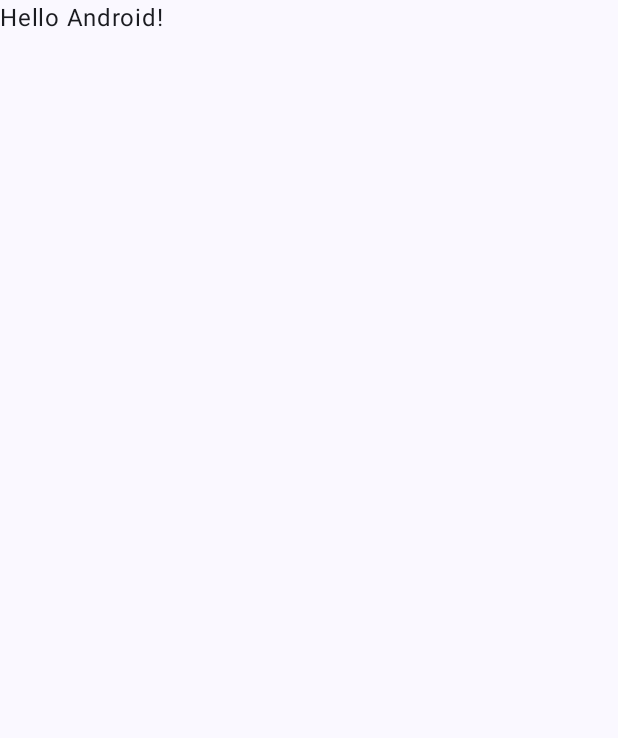
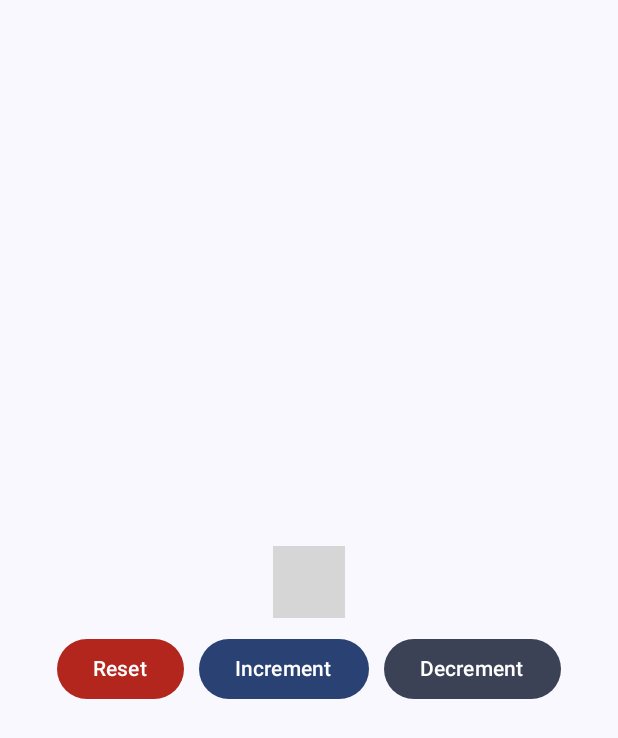
Before and after one commit to atlj/hellocrux, an Android app built with Jetpack Compose: the screen it shows after launch (MainActivity), on a phone screen of 412 x 824 dp. Before the commit the part shown is almost empty. Shown: the top 738 px of the screen. Run offline under Robolectric (Android 15) with nearby library versions, the light colour scheme and no system bars; libraries missing offline, so code that uses them is left out: com.crux.example; 1 statement that could not run was skipped; grey boxes are pictures that could not be loaded.

Commit message:
android app

```diff
--- a/android/app/src/main/java/com/example/simplecounter/MainActivity.kt
+++ b/android/app/src/main/java/com/example/simplecounter/MainActivity.kt
@@ -4,14 +4,25 @@ import android.os.Bundle
 import androidx.activity.ComponentActivity
 import androidx.activity.compose.setContent
 import androidx.activity.enableEdgeToEdge
+import androidx.compose.foundation.layout.Arrangement
+import androidx.compose.foundation.layout.Column
+import androidx.compose.foundation.layout.Row
 import androidx.compose.foundation.layout.fillMaxSize
 import androidx.compose.foundation.layout.padding
-import androidx.compose.material3.Scaffold
+import androidx.compose.material3.MaterialTheme
+import androidx.compose.material3.Surface
 import androidx.compose.material3.Text
+import androidx.compose.material3.Button
+import androidx.compose.material3.ButtonDefaults
 import androidx.compose.runtime.Composable
+import androidx.compose.ui.Alignment
 import androidx.compose.ui.Modifier
 import androidx.compose.ui.tooling.preview.Preview
+import androidx.compose.ui.unit.dp
+import androidx.lifecycle.viewmodel.compose.viewModel
+import com.crux.example.simple_counter.Event
 import com.example.simplecounter.ui.theme.SimpleCounterTheme
+import androidx.compose.ui.graphics.Color
 
 class MainActivity : ComponentActivity() {
     override fun onCreate(savedInstanceState: Bundle?) {
@@ -19,29 +30,52 @@ class MainActivity : ComponentActivity() {
         enableEdgeToEdge()
         setContent {
             SimpleCounterTheme {
-                Scaffold(modifier = Modifier.fillMaxSize()) { innerPadding ->
-                    Greeting(
-                        name = "Android",
-                        modifier = Modifier.padding(innerPadding)
-                    )
-                }
-            }
+                Surface(
+                    modifier = Modifier.fillMaxSize(),
+                    color = MaterialTheme.colorScheme.background
+                ) { View() }            }
         }
     }
 }
 
 @Composable
-fun Greeting(name: String, modifier: Modifier = Modifier) {
-    Text(
-        text = "Hello $name!",
-        modifier = modifier
-    )
+fun View(core: Core = viewModel()) {
+    Column(
+        horizontalAlignment = Alignment.CenterHorizontally,
+        verticalArrangement = Arrangement.Center,
+        modifier = Modifier.fillMaxSize().padding(10.dp),
+    ) {
+        Text(text = (core.view?.count ?: "0").toString(), modifier = Modifier.padding(10.dp))
+        Row(horizontalArrangement = Arrangement.spacedBy(10.dp)) {
+            Button(
+                onClick = { core.update(Event.Reset()) },
+                colors =
+                ButtonDefaults.buttonColors(
+                    containerColor = MaterialTheme.colorScheme.error
+                )
+            ) { Text(text = "Reset", color = Color.White) }
+            Button(
+                onClick = { core.update(Event.Increment()) },
+                colors =
+                ButtonDefaults.buttonColors(
+                    containerColor = MaterialTheme.colorScheme.primary
+                )
+            ) { Text(text = "Increment", color = Color.White) }
+            Button(
+                onClick = { core.update(Event.Decrement()) },
+                colors =
+                ButtonDefaults.buttonColors(
+                    containerColor = MaterialTheme.colorScheme.secondary
+                )
+            ) { Text(text = "Decrement", color = Color.White) }
+        }
+    }
 }
 
 @Preview(showBackground = true)
 @Composable
-fun GreetingPreview() {
+fun DefaultPreview() {
     SimpleCounterTheme {
-        Greeting("Android")
+        View()
     }
 }
```
Also changed, not shown: android/app/src/main/java/com/example/simplecounter/Core.kt (added, +34 -0 lines).
